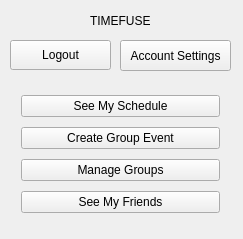
The window that home_screen.ui (allenh1/timefuse-client) describes before a commit, drawn with Qt 5.
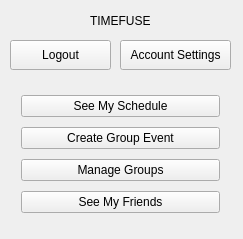
The same window after the commit.

Commit message: added suggested time ui

Diff of the .ui file:
```diff
--- a/home_screen.ui
+++ b/home_screen.ui
@@ -59,7 +59,7 @@
      <x>120</x>
      <y>40</y>
      <width>111</width>
-     <height>31</height>
+     <height>30</height>
     </rect>
    </property>
    <property name="text">
```
The commit also changes 7 other files.
